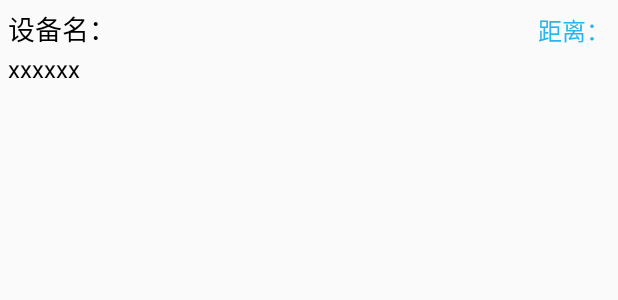
After one commit to tingyouwu/WifiRGB, an Android app: the layout device_name_ble.xml on its own in the app's theme, with its tools: preview values and no code run, on a phone screen of 412 x 824 dp. The commit adds this screen. Shown: the top 300 px of the screen. Run offline under Robolectric (Android 15) with nearby library versions, the phone set to English and light mode, and no system bars.

Commit message:
修改代码

```diff
--- /dev/null
+++ b/WifiRGB2/bluetoothlib/src/main/res/layout/device_name_ble.xml
@@ -0,0 +1,60 @@
+<?xml version="1.0" encoding="utf-8"?>
+<!-- Copyright (C) 2009 The Android Open Source Project
+
+     Licensed under the Apache License, Version 2.0 (the "License");
+     you may not use this file except in compliance with the License.
+     You may obtain a copy of the License at
+
+          http://www.apache.org/licenses/LICENSE-2.0
+
+     Unless required by applicable law or agreed to in writing, software
+     distributed under the License is distributed on an "AS IS" BASIS,
+     WITHOUT WARRANTIES OR CONDITIONS OF ANY KIND, either express or implied.
+     See the License for the specific language governing permissions and
+     limitations under the License.
+-->
+
+<LinearLayout xmlns:android="http://schemas.android.com/apk/res/android"
+    android:padding="5dp"
+    android:layout_width="match_parent"
+    android:layout_height="wrap_content"
+    xmlns:tools="http://schemas.android.com/tools"
+    android:orientation="vertical">
+
+    <LinearLayout
+        android:layout_width="match_parent"
+        android:layout_height="wrap_content"
+        android:orientation="horizontal">
+
+        <TextView
+            android:id="@+id/tv_name"
+            android:layout_width="0dp"
+            android:layout_weight="1"
+            android:layout_height="wrap_content"
+            android:textSize="18sp"
+            tools:text="设备名："
+            android:textColor="#000"/>
+
+        <TextView
+            android:id="@+id/tv_distance"
+            android:layout_width="0dp"
+            android:layout_weight="1"
+            android:layout_height="wrap_content"
+            android:textSize="16sp"
+            tools:text="距离："
+            android:gravity="right"
+            android:textColor="@color/blue" />
+
+    </LinearLayout>
+
+    <TextView
+        android:id="@+id/tv_mac"
+        android:layout_width="match_parent"
+        android:layout_height="wrap_content"
+        android:layout_marginTop="2dp"
+        android:textSize="16sp"
+        android:textColor="#000"
+        tools:text="xxxxxx"
+        />
+
+</LinearLayout>
```
Also changed, not shown: WifiRGB2/bluetoothlib/src/main/java/com/wty/app/bluetoothlib/ble/adapter/BleDeviceListAdapter.java (+14 -2 lines), WifiRGB2/bluetoothlib/src/main/java/com/wty/app/bluetoothlib/util/RssiUtil.java (added, +26 -0 lines), WifiRGB2/bluetoothlib/src/main/res/values/colors.xml (added, +141 -0 lines).
